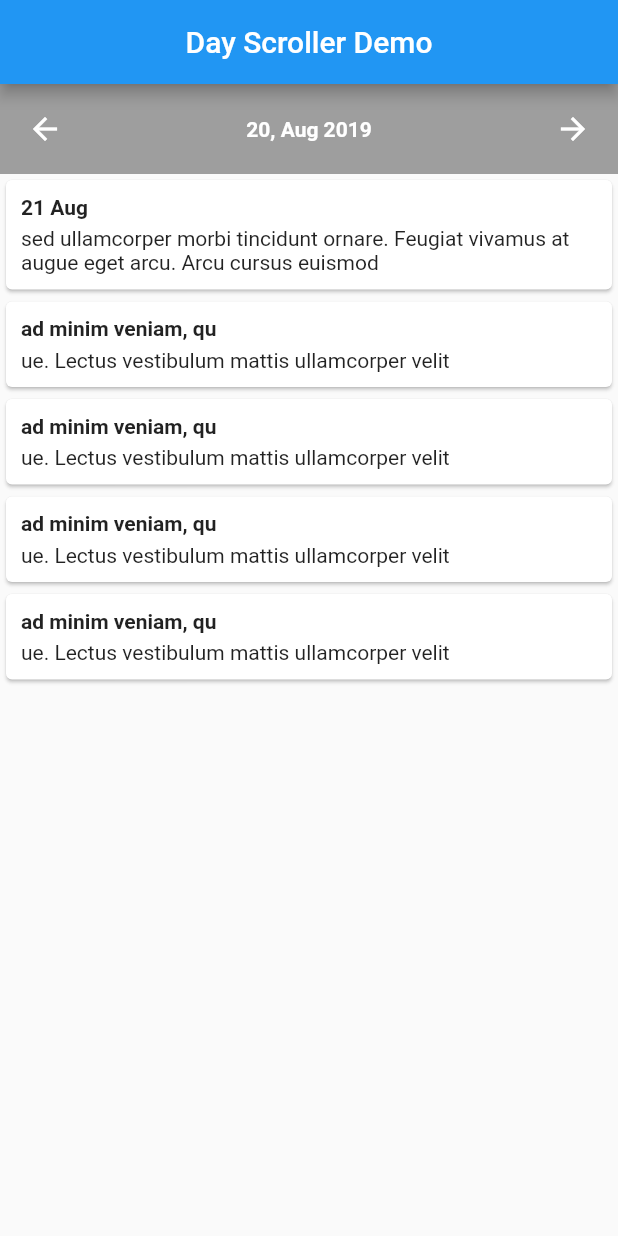
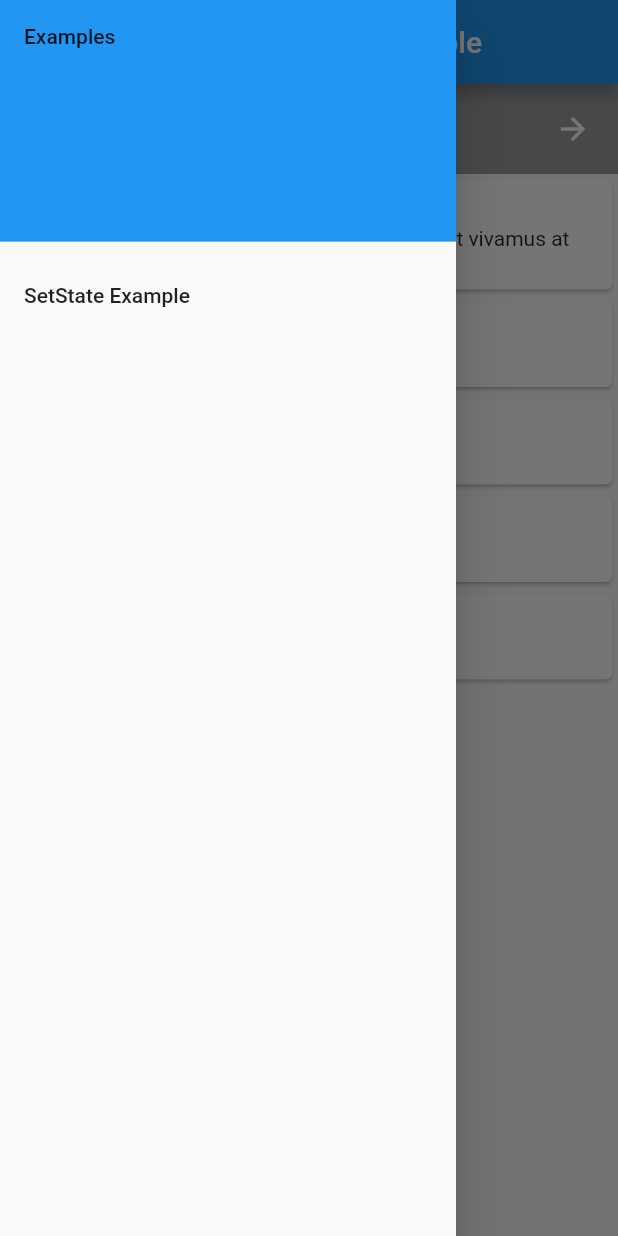
Before and after one commit to bmb-enterprises/scrolling-day-calendar, a Flutter app: the screen it shows after launch, with the side drawer open (before the commit the screen has no drawer), on a phone screen of 412 x 824 dp. Run offline on Flutter 3.47's test engine with Material 2 defaults, Android fonts, the phone set to English and light mode, and no system bars.

Commit message:
add examples for both options

```diff
--- a/example/lib/main.dart
+++ b/example/lib/main.dart
@@ -1,7 +1,5 @@
 import 'package:flutter/material.dart';
-import 'package:scrolling_day_calendar/scrolling_day_calendar.dart';
-import 'package:example/test_data.dart';
-import 'package:intl/intl.dart';
+import 'package:example/page_one.dart';
 
 void main() => runApp(MyApp());
 
@@ -10,120 +8,11 @@ class MyApp extends StatelessWidget {
   @override
   Widget build(BuildContext context) {
     return MaterialApp(
-      title: 'Flutter Demo',
+      title: 'Demo',
       theme: ThemeData(
         primarySwatch: Colors.blue,
       ),
-      home: MyHomePage(title: 'Day Scroller Demo'),
+      home: PageOne(),
     );
   }
 }
-
-class MyHomePage extends StatefulWidget {
-  MyHomePage({Key key, this.title}) : super(key: key);
-
-  final String title;
-
-  @override
-  _MyHomePageState createState() => _MyHomePageState();
-}
-
-class _MyHomePageState extends State<MyHomePage> {
-  DateTime selectedDate = DateTime.now();
-  DateTime startDate = DateTime.now().subtract(Duration(days: 200));
-  DateTime endDate = DateTime.now().add(Duration(days: 200));
-  Widget pageItems;
-  // test data
-  Map testData = TestData.getTestData();
-  Map<String, Widget> widgets = Map();
-  String widgetKeyFormat = "yyyy-MM-dd";
-
-  _buildPages() {
-    testData.forEach((key, values) {
-      DateTime dateTime = DateTime.parse(key);
-      var widget = _widgetBuilder(dateTime);
-      widgets.addAll({key: widget});
-    });
-
-    return widgets;
-  }
-
-  _widgetBuilder(DateTime selectedDate) {
-    String dateString = DateFormat(widgetKeyFormat).format(selectedDate);
-
-    // find the child records in test data and build widgets
-    if (testData.containsKey(dateString)) {
-      List items = testData[dateString];
-
-      return ListView.builder(
-        itemCount: items.length,
-        itemBuilder: (context, key) {
-          return Card(
-            child: Padding(
-              padding: EdgeInsets.all(10),
-              child: Column(
-                crossAxisAlignment: CrossAxisAlignment.start,
-                mainAxisAlignment: MainAxisAlignment.start,
-                children: <Widget>[
-                  Text(
-                    items[key]["title"],
-                    style: TextStyle(fontWeight: FontWeight.bold),
-                  ),
-                  SizedBox(
-                    height: 5.0,
-                  ),
-                  Text(items[key]["description"])
-                ],
-              ),
-            ),
-          );
-        },
-      );
-    }
-
-    // default widget to display on the page
-    return Center(
-      child: Text("No events"),
-    );
-  }
-
-  @override
-  void initState() {
-    _buildPages();
-    pageItems = _widgetBuilder(selectedDate);
-    super.initState();
-  }
-
-  @override
-  Widget build(BuildContext context) {
-    return SafeArea(
-      child: Scaffold(
-        appBar: AppBar(
-          centerTitle: true,
-          title: Text(widget.title),
-        ),
-        body: ScrollingDayCalendar(
-          startDate: startDate,
-          endDate: endDate,
-          selectedDate: selectedDate,
-          dateStyle: TextStyle(
-            fontWeight: FontWeight.bold,
-            color: Colors.white,
-          ),
-          displayDateFormat: "dd, MMM yyyy",
-          dateBackgroundColor: Colors.grey,
-          forwardIcon: Icons.arrow_forward,
-          backwardIcon: Icons.arrow_back,
-          pageChangeDuration: Duration(
-            milliseconds: 700,
-          ),
-          widgets: widgets,
-          widgetKeyFormat: widgetKeyFormat,
-          noItemsWidget: Center(
-            child: Text("No items have been added for this date"),
-          ),
-        ),
-      ),
-    );
-  }
-}
--- /dev/null
+++ b/example/lib/page_one.dart
@@ -0,0 +1,135 @@
+import 'package:flutter/material.dart';
+import 'package:scrolling_day_calendar/scrolling_day_calendar.dart';
+import 'package:example/test_data.dart';
+import 'package:intl/intl.dart';
+import 'package:example/page_two.dart';
+
+class PageOne extends StatefulWidget {
+  @override
+  _PageOneState createState() => _PageOneState();
+}
+
+class _PageOneState extends State<PageOne> {
+  DateTime selectedDate = DateTime.now();
+  DateTime startDate = DateTime.now().subtract(Duration(days: 200));
+  DateTime endDate = DateTime.now().add(Duration(days: 200));
+
+  // test data
+  Map testData = TestData.getTestData();
+  Map<String, Widget> widgets = Map();
+  String widgetKeyFormat = "yyyy-MM-dd";
+
+  _buildPages() {
+    testData.forEach((key, values) {
+      DateTime dateTime = DateTime.parse(key);
+      var widget = _widgetBuilder(dateTime);
+      widgets.addAll({key: widget});
+    });
+
+    return widgets;
+  }
+
+  _widgetBuilder(DateTime selectedDate) {
+    String dateString = DateFormat(widgetKeyFormat).format(selectedDate);
+
+    // find the child records in test data and build widgets
+    if (testData.containsKey(dateString)) {
+      List items = testData[dateString];
+
+      return ListView.builder(
+        itemCount: items.length,
+        itemBuilder: (context, key) {
+          return Card(
+            child: Padding(
+              padding: EdgeInsets.all(10),
+              child: Column(
+                crossAxisAlignment: CrossAxisAlignment.start,
+                mainAxisAlignment: MainAxisAlignment.start,
+                children: <Widget>[
+                  Text(
+                    items[key]["title"],
+                    style: TextStyle(fontWeight: FontWeight.bold),
+                  ),
+                  SizedBox(
+                    height: 5.0,
+                  ),
+                  Text(items[key]["description"])
+                ],
+              ),
+            ),
+          );
+        },
+      );
+    }
+
+    // default widget to display on the page
+    return Center(
+      child: Text("No events"),
+    );
+  }
+
+  @override
+  void initState() {
+    _buildPages();
+    super.initState();
+  }
+
+  @override
+  Widget build(BuildContext context) {
+    return SafeArea(
+      child: Scaffold(
+        drawer: Drawer(
+          // Add a ListView to the drawer. This ensures the user can scroll
+          // through the options in the drawer if there isn't enough vertical
+          // space to fit everything.
+          child: ListView(
+            // Important: Remove any padding from the ListView.
+            padding: EdgeInsets.zero,
+            children: <Widget>[
+              DrawerHeader(
+                child: Text('Examples'),
+                decoration: BoxDecoration(
+                  color: Colors.blue,
+                ),
+              ),
+              ListTile(
+                title: Text('SetState Example'),
+                onTap: () {
+                  Navigator.push(
+                    context,
+                    MaterialPageRoute(builder: (context) => PageTwo()),
+                  );
+                },
+              ),
+            ],
+          ),
+        ),
+        appBar: AppBar(
+          centerTitle: true,
+          title: Text("Passing Widgets example"),
+        ),
+        body: ScrollingDayCalendar(
+          startDate: startDate,
+          endDate: endDate,
+          selectedDate: selectedDate,
+          dateStyle: TextStyle(
+            fontWeight: FontWeight.bold,
+            color: Colors.white,
+          ),
+          displayDateFormat: "dd, MMM yyyy",
+          dateBackgroundColor: Colors.grey,
+          forwardIcon: Icons.arrow_forward,
+          backwardIcon: Icons.arrow_back,
+          pageChangeDuration: Duration(
+            milliseconds: 700,
+          ),
+          widgets: widgets,
+          widgetKeyFormat: widgetKeyFormat,
+          noItemsWidget: Center(
+            child: Text("No items have been added for this date"),
+          ),
+        ),
+      ),
+    );
+  }
+}
```
Also changed, not shown: example/lib/page_two.dart (added, +125 -0 lines).
